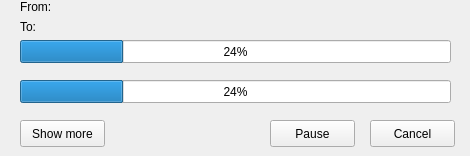
Old version of the form copier.ui in the repository cmanuel87/UbuntuCopier.
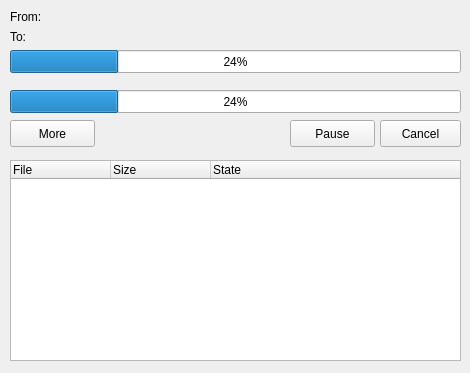
New version of the form. Icons and pictures are not drawn.

Commit message: adding icons to buttons

```diff
--- a/copier.ui
+++ b/copier.ui
@@ -7,7 +7,7 @@
     <x>0</x>
     <y>0</y>
     <width>470</width>
-    <height>156</height>
+    <height>373</height>
    </rect>
   </property>
   <property name="windowTitle">
@@ -16,8 +16,8 @@
   <widget class="QLabel" name="label">
    <property name="geometry">
     <rect>
-     <x>20</x>
-     <y>0</y>
+     <x>10</x>
+     <y>10</y>
      <width>50</width>
      <height>13</height>
     </rect>
@@ -29,8 +29,8 @@
   <widget class="QLabel" name="label_2">
    <property name="geometry">
     <rect>
-     <x>20</x>
-     <y>20</y>
+     <x>10</x>
+     <y>30</y>
      <width>50</width>
      <height>13</height>
     </rect>
@@ -42,9 +42,9 @@
   <widget class="QProgressBar" name="progressBar">
    <property name="geometry">
     <rect>
-     <x>20</x>
-     <y>40</y>
-     <width>431</width>
+     <x>10</x>
+     <y>50</y>
+     <width>451</width>
      <height>23</height>
     </rect>
    </property>
@@ -55,9 +55,9 @@
   <widget class="QProgressBar" name="progressBar_2">
    <property name="geometry">
     <rect>
-     <x>20</x>
-     <y>80</y>
-     <width>431</width>
+     <x>10</x>
+     <y>90</y>
+     <width>451</width>
      <height>23</height>
     </rect>
    </property>
@@ -68,33 +68,53 @@
   <widget class="QPushButton" name="pushButton">
    <property name="geometry">
     <rect>
-     <x>20</x>
+     <x>10</x>
      <y>120</y>
      <width>85</width>
      <height>27</height>
     </rect>
    </property>
    <property name="text">
-    <string>Show more</string>
+    <string>More</string>
+   </property>
+   <property name="icon">
+    <iconset>
+     <normaloff>resources/1376674312_read_more.png</normaloff>resources/1376674312_read_more.png</iconset>
+   </property>
+   <property name="iconSize">
+    <size>
+     <width>15</width>
+     <height>15</height>
+    </size>
    </property>
   </widget>
   <widget class="QPushButton" name="pushButton_2">
    <property name="geometry">
     <rect>
-     <x>370</x>
+     <x>380</x>
      <y>120</y>
-     <width>85</width>
+     <width>81</width>
      <height>27</height>
     </rect>
    </property>
    <property name="text">
     <string>Cancel</string>
    </property>
+   <property name="icon">
+    <iconset>
+     <normaloff>resources/1376674461_cancel.png</normaloff>resources/1376674461_cancel.png</iconset>
+   </property>
+   <property name="iconSize">
+    <size>
+     <width>14</width>
+     <height>14</height>
+    </size>
+   </property>
   </widget>
   <widget class="QPushButton" name="pushButton_3">
    <property name="geometry">
     <rect>
-     <x>270</x>
+     <x>290</x>
      <y>120</y>
      <width>85</width>
      <height>27</height>
@@ -103,6 +123,41 @@
    <property name="text">
     <string>Pause</string>
    </property>
+   <property name="icon">
+    <iconset>
+     <normaloff>resources/1376674063_media-play-pause-resume.png</normaloff>resources/1376674063_media-play-pause-resume.png</iconset>
+   </property>
+   <property name="iconSize">
+    <size>
+     <width>16</width>
+     <height>16</height>
+    </size>
+   </property>
+  </widget>
+  <widget class="QTreeWidget" name="treeWidget">
+   <property name="geometry">
+    <rect>
+     <x>10</x>
+     <y>160</y>
+     <width>451</width>
+     <height>201</height>
+    </rect>
+   </property>
+   <column>
+    <property name="text">
+     <string>File</string>
+    </property>
+   </column>
+   <column>
+    <property name="text">
+     <string>Size</string>
+    </property>
+   </column>
+   <column>
+    <property name="text">
+     <string>State</string>
+    </property>
+   </column>
   </widget>
  </widget>
  <resources/>
```
Left out of the diff: 8 changed lines with no effect on the pictures. The commit also changes 5 other files.
